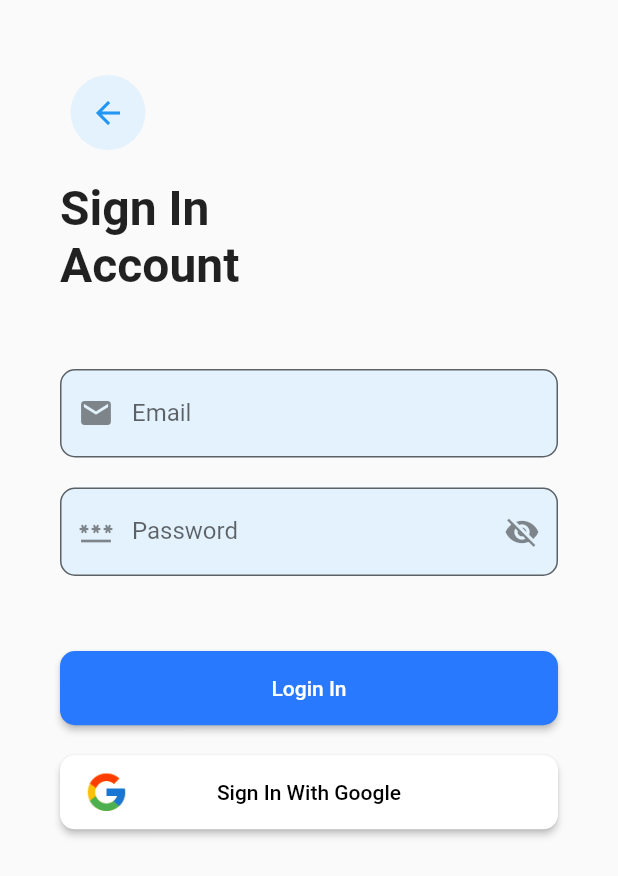
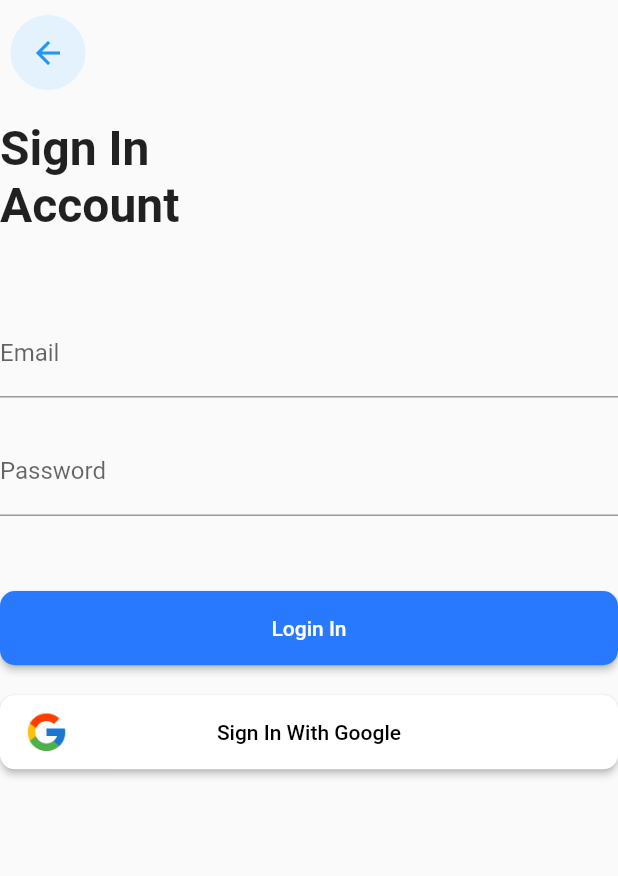
Before and after one commit to baosphoa0403/Nike-Flutter, a Flutter app: the screen it shows after launch, on a phone screen of 412 x 824 dp. Shown: the top 876 px of the screen. Run offline on Flutter 3.47's test engine with Material 2 defaults, Android fonts, the phone set to English and light mode, and no system bars; our stand-ins replace dio, flutter_riverpod, flutter_secure_storage, fluttertoast, lottie.

```diff
--- a/nike_project/lib/main.dart
+++ b/nike_project/lib/main.dart
@@ -1,11 +1,13 @@
 import 'package:flutter/material.dart';
+import 'package:flutter_riverpod/flutter_riverpod.dart';
 import 'package:nike_project/page/Home_Page/home_page.dart';
 import 'package:nike_project/page/main_page.dart';
 import 'package:nike_project/view_models/sign_in_validation.dart';
 import 'package:provider/provider.dart';
 
+
 void main() {
-  runApp(const MyApp());
+  runApp(ProviderScope(child: const MyApp()));
 }
 
 class MyApp extends StatelessWidget {
@@ -14,9 +16,7 @@ class MyApp extends StatelessWidget {
   // This widget is the root of your application.
   @override
   Widget build(BuildContext context) {
-    return ChangeNotifierProvider<SignInValidationProvider>(
-      create: (context) => SignInValidationProvider(),
-      child: MaterialApp(
+    return MaterialApp(
         title: 'Flutter Demo',
         theme: ThemeData(
           primarySwatch: Colors.blue,
@@ -28,7 +28,6 @@ class MyApp extends StatelessWidget {
           "/HomePage": (context) => const HomePage()
         },
         // home: const MainPage(),
-      ),
-    );
+      );
   }
 }
--- /dev/null
+++ b/nike_project/lib/page/SignIn_Refactor_RP/sign_in_page_refactor_rp.dart
@@ -0,0 +1,102 @@
+import 'package:flutter/material.dart';
+import 'package:nike_project/common/Button/elevated_button_custom.dart';
+import 'package:nike_project/common/ScocialButton/social_button.dart';
+import 'package:nike_project/page/SignIn/button_back.dart';
+import 'package:nike_project/page/SignIn_Refactor/text_field_email.dart';
+import 'package:nike_project/page/SignIn_Refactor/text_field_password.dart';
+import 'package:nike_project/view_models/sign_in_validation.dart';
+import 'package:nike_project/view_models/sign_in_validation_rp.dart';
+import 'package:provider/provider.dart';
+
+class SignInFactoryRP extends StatelessWidget {
+  const SignInFactoryRP({Key? key}) : super(key: key);
+
+  @override
+  Widget build(BuildContext context) {
+    // final CounterState counterState = useProvider;
+    // final CounterNotifier counterNotifier = useProvider(counterProvider);
+    return Column(
+      crossAxisAlignment: CrossAxisAlignment.start,
+      children: <Widget>[
+        const SizedBox(
+          height: 10,
+        ),
+        const ButtonBack(),
+        const SizedBox(
+          height: 20,
+        ),
+        Row(
+          mainAxisAlignment: MainAxisAlignment.start,
+          children: const <Widget>[
+            // Lottie.asset(
+            //   "assets/71361-sign-in.json",
+            //   width: MediaQuery.of(context).size.width * 0.5,
+            // ),
+            Text(
+              "Sign In\nAccount",
+              style: TextStyle(
+                fontSize: 32,
+                fontWeight: FontWeight.bold,
+                // backgroundColor: Colors.red,
+              ),
+            ),
+          ],
+        ),
+        const SizedBox(
+          height: 50,
+        ),
+        _buildForm(context),
+        const SizedBox(
+          height: 50,
+        ),
+        buildButtonLogin(context)
+        // isStretched ? buildButtonLogin() : buildSmallButton(isDone)
+      ],
+    );
+  }
+}
+
+Column _buildForm(BuildContext context) {
+  // final validationProvider = Provider.of<SignInValidationProvider>(context);
+  return Column(
+    children: [
+      // buildTextFieldEmail(validationProvider, context),
+      TextField(decoration: InputDecoration(labelText: "Email")),
+      const SizedBox(
+        height: 20,
+      ),
+      // buildTextFieldPassword(validationProvider, context)
+      TextField(decoration: InputDecoration(labelText: "Password")),
+    ],
+  );
+}
+
+ListView buildButtonLogin(BuildContext context) {
+  // final validationProvider = Provider.of<SignInValidationProvider>(context);
+  return ListView(
+    scrollDirection: Axis.vertical,
+    shrinkWrap: true,
+    children: <Widget>[
+      ElevatedButtonCustom(
+          width: MediaQuery.of(context).size.width,
+          borderRadius: 10,
+          child: const Text("Login In"),
+          color: Colors.blueAccent.shade400,
+          height: MediaQuery.of(context).size.height * 0.06,
+          onPressed: () {}),
+      const SizedBox(
+        height: 20,
+      ),
+      SocialSignInButton(
+        width: MediaQuery.of(context).size.height * 0.6,
+        text: "Sign In With Google",
+        color: Colors.white,
+        textColor: Colors.black,
+        onPressed: () {},
+        borderRadius: 10.0,
+        height: MediaQuery.of(context).size.height * 0.06,
+        assertName: 'assets/google-48.png',
+      ),
+    ],
+  );
+}
--- a/nike_project/lib/page/main_page.dart
+++ b/nike_project/lib/page/main_page.dart
@@ -1,5 +1,6 @@
 import 'package:flutter/material.dart';
 import 'package:nike_project/page/SignIn/sign_in_page.dart';
+import 'package:nike_project/page/SignIn_Refactor_RP/sign_in_page_refactor_rp.dart';
 
 class MainPage extends StatelessWidget {
   const MainPage({Key? key}) : super(key: key);
@@ -7,7 +8,7 @@ class MainPage extends StatelessWidget {
   @override
   Widget build(BuildContext context) {
     return const Scaffold(
-      body: SignInPage(),
+      body: SignInFactoryRP(),
     );
   }
 }
--- /dev/null
+++ b/nike_project/lib/view_models/sign_in_validation_rp.dart
@@ -0,0 +1,24 @@
+// class CounterState {
+import 'package:flutter_riverpod/flutter_riverpod.dart';
+
+class CounterState {
+
+  CounterState({this.value = 0});
+  final int value;
+
+  // This is just a simple utility method, you might want to try out freezed
+  // for more complex implementations
+  CounterState copyWith({required int count}) {
+    return CounterState(
+      value: count ?? this.value
+    );
+  }
+
+}
+
+class CounterNotifier extends StateNotifier<CounterState> {
+  CounterNotifier() : super(CounterState());
+
+  increase() => state = state.copyWith(count: state.value + 1);
+  decrease() => state = state.copyWith(count: state.value - 1);
+}
--- a/nike_project/pubspec.yaml
+++ b/nike_project/pubspec.yaml
@@ -36,6 +36,8 @@ dependencies:
   dio: ^4.0.3
   flutter_secure_storage: ^5.0.2
   fluttertoast: ^8.0.8
+  flutter_riverpod: ^0.14.0+3
+  hooks_riverpod: ^1.0.0
   # The following adds the Cupertino Icons font to your application.
   # Use with the CupertinoIcons class for iOS style icons.
   cupertino_icons: ^1.0.2
```
Also changed, not shown: nike_project/pubspec.lock.
